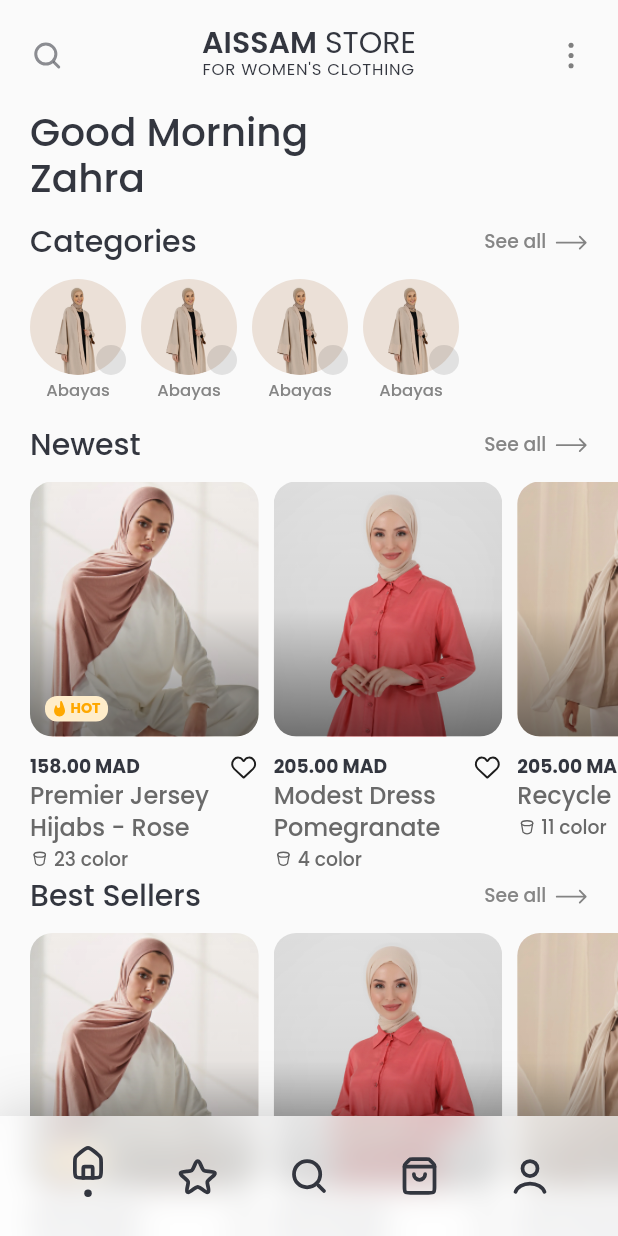
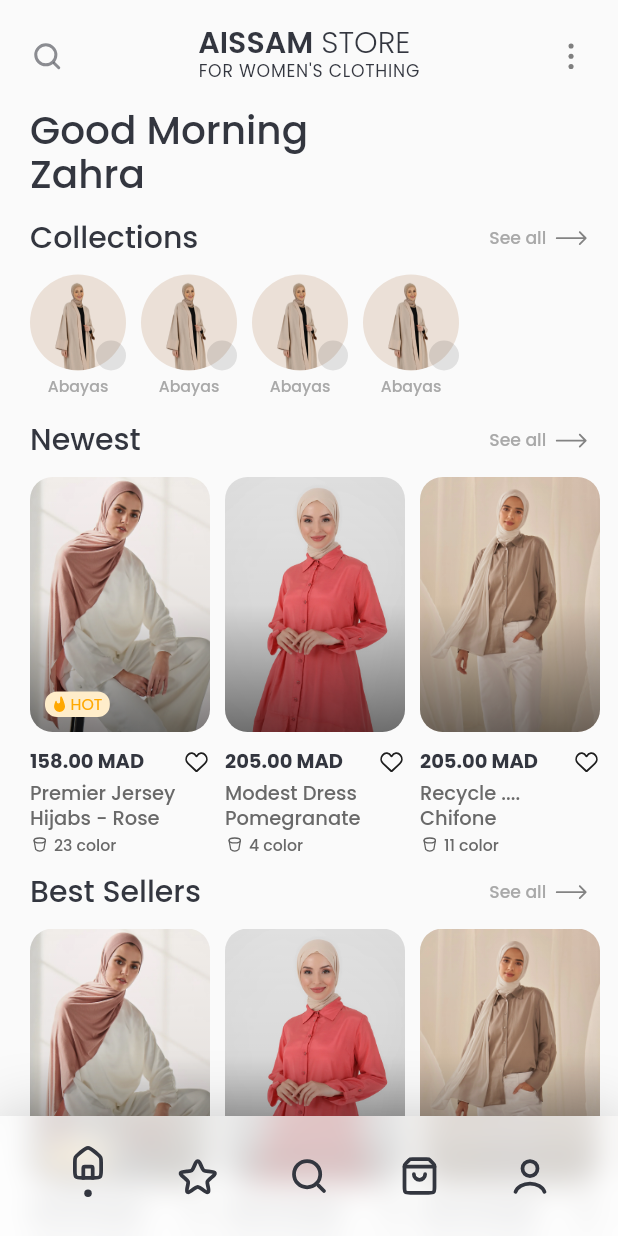
Before and after one commit to Omar-IDOUDAOUD/aissam-store-old, a Flutter app: the screen it shows after launch, on a phone screen of 412 x 824 dp. Run offline on Flutter 3.47's test engine with Material 2 defaults, Android fonts, the phone set to English and light mode, and no system bars; our stand-ins replace flutter_svg, get; project files that could hold a hidden picture were left out.

Commit message:
upgrade from deprecated text themes to new text themes models

```diff
--- a/lib/core/constants/colors.dart
+++ b/lib/core/constants/colors.dart
@@ -4,24 +4,31 @@ import 'package:flutter/material.dart';
 abstract class CstColors {
   /// black: 33363F
   static Color a = HexColor('#33363F');
+
   /// light gray: 858585
-  static Color b = HexColor('#858585');
+  static Color b = HexColor('#A9A9A9');
+
   /// dark gray: 696969
   static Color c = HexColor('#696969');
+
   /// green: 62AA9D
   static Color g = HexColor('#62AA9D');
 
   /// light yellow: FFEDCA
   static Color d = HexColor('#FFEDCA');
+
   /// dark yellow: FFA800
   static Color e = HexColor('#FFA800');
 
   /// abayas category backround: EBE0D7
   static Color f = HexColor('#EBE0D7');
+
   /// hijabs category backround: E0D3D9
   static Color j = HexColor('#E0D3D9');
+
   /// qaftans category backround: EFE7D8
   static Color h = HexColor('#EFE7D8');
+
   /// jelaba category backround: E5CCC9
   static Color k = HexColor('#E5CCC9');
 }
--- a/lib/main.dart
+++ b/lib/main.dart
@@ -17,50 +17,76 @@ class AissamStore extends StatelessWidget {
   @override
   Widget build(BuildContext context) {
     return GetMaterialApp(
-
       debugShowCheckedModeBanner: false,
       theme: ThemeData(
         textTheme: TextTheme(
-          headline1: TextStyle(
+          headlineLarge: TextStyle(
+            //h1
             color: CstColors.a,
             fontFamily: 'Poppins',
             fontWeight: FontWeight.w500,
             fontSize: 26,
             // height: 1.3,
           ),
-          headline2: TextStyle(
+          headlineMedium: TextStyle(
+            //h2
             color: CstColors.a,
             fontFamily: 'Poppins',
             fontWeight: FontWeight.w500,
             fontSize: 20,
             // height: 1,
           ),
-          headline3: TextStyle(
+          headlineSmall: TextStyle(
+            //3
             color: CstColors.c,
             fontFamily: 'Poppins',
             fontWeight: FontWeight.w500,
-            fontSize: 16,
+            fontSize: 18,
             // height: 1,
           ),
-          headline4: TextStyle(
+          bodyLarge: TextStyle(
+            //h4
             color: CstColors.b,
             fontFamily: 'Poppins',
             fontWeight: FontWeight.w500,
-            fontSize: 12.5,
+            fontSize: 15,
             // height: 1,
           ),
-          headline5: TextStyle(
+          bodyMedium: TextStyle(
+            //h5
             color: CstColors.b,
             fontFamily: 'Poppins',
             fontWeight: FontWeight.w500,
-            fontSize: 11,
+            fontSize: 13,
             // height: 1,
           ),
-          headline6: TextStyle(
+          bodySmall: TextStyle(
+            //h6
             color: CstColors.b,
             fontFamily: 'Poppins',
             fontWeight: FontWeight.w500,
-            fontSize: 9.5,
+            fontSize: 11.5,
+            // height: 1,
+          ),
+          displayLarge: TextStyle(
+            color: CstColors.b,
+            fontFamily: 'Poppins',
+            fontWeight: FontWeight.w500,
+            fontSize: 10.5,
+            // height: 1,
+          ),
+          displayMedium: TextStyle(
+            color: CstColors.b,
+            fontFamily: 'Poppins',
+            fontWeight: FontWeight.w500,
+            fontSize: 10,
+            // height: 1,
+          ),
+          displaySmall: TextStyle(
+            color: CstColors.b,
+            fontFamily: 'Poppins',
+            fontWeight: FontWeight.w500,
+            fontSize: 8.5,
             // height: 1,
           ),
         ),
--- a/lib/view/fullscreen_image/fullscreen_image.dart
+++ b/lib/view/fullscreen_image/fullscreen_image.dart
@@ -50,19 +50,18 @@ class _FullScreenImageState extends State<FullScreenImage> {
                       children: [
                         TextSpan(
                           text: (_activeIndex + 1).toString(),
-                          style: Get.textTheme.headline2!.copyWith(
+                          style: Get.textTheme.headlineMedium!.copyWith(
                             color: Colors.white,
                             fontWeight: FontWeight.normal,
                           ),
                         ),
                         TextSpan(
                           text: '/${_images.length}',
-                          style: Get.textTheme.headline5!.copyWith(
+                          style: Get.textTheme.bodySmall!.copyWith(
                             color: Colors.white.withOpacity(.7),
                             fontWeight: FontWeight.normal,
                           ),
                         ),
-
                         //
                       ],
                     ),
--- a/lib/view/home/tabs/main/main.dart
+++ b/lib/view/home/tabs/main/main.dart
@@ -17,7 +17,6 @@ class MainTab extends StatefulWidget {
 }
 
 class _MainTabState extends State<MainTab> {
-
   final List<Map> _items = [
     {
       'img': 'assets/images/image_1 1x.png',
@@ -65,13 +64,13 @@ class _MainTabState extends State<MainTab> {
               _paddedWidget(
                 Text(
                   'Good Morning \nZahra',
-                  style: Get.textTheme.headline1!.copyWith(height: 1.2),
+                  style: Get.textTheme.headlineLarge!.copyWith(height: 1.1),
                 ),
               ),
               const SizedBox(
                 height: 10,
               ),
-              _listTitle('Categories'),
+              _listTitle('Collections'),
               const SizedBox(height: 10),
               _listedItems(
                 (_, i) => CategorieItem(
@@ -120,7 +119,8 @@ class _MainTabState extends State<MainTab> {
           duration: 500.milliseconds,
           curve: Curves.linearToEaseOut,
           child: _clearMoreProducts
-             ? SizedBox.shrink() : PhysicalModel(
+              ? SizedBox.shrink()
+              : PhysicalModel(
                   color: Colors.transparent,
                   elevation: 100,
                   shadowColor: Colors.black,
@@ -138,14 +138,13 @@ class _MainTabState extends State<MainTab> {
                     },
                     collection: ProductsCollections.BestSelling,
                   ),
-                )
-              ,
+                ),
         ),
       ],
     );
   }
 
-  bool _clearMoreProducts= true;
+  bool _clearMoreProducts = true;
 
   Widget _paddedWidget(Widget child) {
     return Padding(
@@ -160,13 +159,13 @@ class _MainTabState extends State<MainTab> {
         children: [
           Text(
             title,
-            style: Get.textTheme.headline2,
+            style: Get.textTheme.headlineMedium,
           ),
           const Spacer(),
           GestureDetector(
             onTap: () {
               setState(() {
-                          _clearMoreProducts = false;
+                _clearMoreProducts = false;
                 _showMorePoducts = true;
               });
             },
@@ -174,7 +173,7 @@ class _MainTabState extends State<MainTab> {
               children: [
                 Text(
                   'See all',
-                  style: Get.textTheme.headline4,
+                  style: Get.textTheme.bodySmall,
                 ),
                 const SizedBox(
                   width: 5,
--- a/lib/view/home/tabs/main/widgets/header.dart
+++ b/lib/view/home/tabs/main/widgets/header.dart
@@ -2,11 +2,6 @@ import 'package:aissam_store/core/constants/colors.dart';
 import 'package:flutter/material.dart';
 import 'package:flutter_svg/flutter_svg.dart';
 import 'package:get/get.dart';
-
-
-
-
-
 
 class Header extends StatelessWidget {
   const Header({Key? key}) : super(key: key);
@@ -37,18 +32,18 @@ class AissamLogo extends StatelessWidget {
         children: [
           TextSpan(
             text: 'AISSAM',
-            style: Get.textTheme.headline2!.copyWith(
+            style: Get.textTheme.headlineMedium!.copyWith(
               fontWeight: FontWeight.w600,
               height: 1,
             ),
           ),
           TextSpan(
               text: ' STORE\n',
-              style: Get.textTheme.headline2!
-                  .copyWith(fontWeight: FontWeight.w400, height: 1)),
+              style: Get.textTheme.headlineMedium!
+                  .copyWith(fontWeight: FontWeight.w300, height: 1)),
           TextSpan(
             text: "FOR WOMEN'S CLOTHING",
-            style: Get.textTheme.headline5!.copyWith(
+            style: Get.textTheme.bodySmall!.copyWith(
                 fontWeight: FontWeight.w400,
                 color: CstColors.a,
                 letterSpacing: 0.5,
--- a/lib/view/home/tabs/widgets/categorie_item.dart
+++ b/lib/view/home/tabs/widgets/categorie_item.dart
@@ -84,7 +84,7 @@ class _CategorieItemState extends State<CategorieItem> {
             SizedBox(height: 2),
             Text(
               widget.title,
-              style: Get.textTheme.headline5!.copyWith(
+              style: Get.textTheme.displayLarge !.copyWith(
                 color: _checked ? CstColors.g : CstColors.b,
               ),
             )
--- a/lib/view/home/tabs/widgets/product_card.dart
+++ b/lib/view/home/tabs/widgets/product_card.dart
@@ -20,7 +20,7 @@ class ProductCard extends StatelessWidget {
   final bool isHot;
   final bool favorited;
 
-  final _w = Get.size.width * 0.37;
+  final double _w = 120;
 
   @override
   Widget build(BuildContext context) {
@@ -74,9 +74,9 @@ class ProductCard extends StatelessWidget {
                                   height: 14),
                               Text(
                                 'HOT',
-                                style: Get.textTheme.headline6!.copyWith(
+                                style: Get.textTheme.displayLarge!.copyWith(
                                   color: CstColors.e,
-                                  fontWeight: FontWeight.bold,
+                                  fontWeight: FontWeight.normal,
                                 ),
                               ),
                             ],
@@ -95,23 +95,26 @@ class ProductCard extends StatelessWidget {
               children: [
                 Text(
                   '${price.toStringAsFixed(2)} MAD',
-                  style: Get.textTheme.headline4!.copyWith(
+                  style: Get.textTheme.bodyMedium!.copyWith(
                     color: CstColors.a,
                     fontWeight: FontWeight.bold,
                   ),
                 ),
                 SvgPicture.asset(
                   'assets/icons/favorite.svg',
-                  height: 20,
+                  height: 18,
                 )
               ],
+            ),
+            SizedBox(
+              height: 4,
             ),
             Text(
               title,
               textAlign: TextAlign.start,
               maxLines: 2,
               overflow: TextOverflow.ellipsis,
-              style: Get.textTheme.headline3!.copyWith(
+              style: Get.textTheme.bodyMedium!.copyWith(
                 color: CstColors.c,
                 height: 1.3,
               ),
@@ -127,7 +130,7 @@ class ProductCard extends StatelessWidget {
                 ),
                 Text(
                   '$colorsNumber color',
-                  style: Get.textTheme.headline4!.copyWith(
+                  style: Get.textTheme.displayLarge!.copyWith(
                     color: CstColors.c,
                     // fontWeight: FontWeight.bold,
                   ),
--- a/lib/view/product_dets/widgets/image_view_nav.dart
+++ b/lib/view/product_dets/widgets/image_view_nav.dart
@@ -25,8 +25,6 @@ class ImageViewNavButtons extends StatefulWidget {
 }
 
 class _ImageViewNavButtonsState extends State<ImageViewNavButtons> {
-
-
   @override
   Widget build(BuildContext context) {
     return Padding(
@@ -126,9 +124,9 @@ class _ImageViewNavButtonsState extends State<ImageViewNavButtons> {
           SvgPicture.asset('assets/icons/flam.svg', height: 14),
           Text(
             'Best Seller',
-            style: Get.textTheme.headline6!.copyWith(
+            style: Get.textTheme.displayLarge!.copyWith(
               color: CstColors.e,
-              fontWeight: FontWeight.bold,
+              fontWeight: FontWeight.w500,
             ),
           ),
         ],
--- a/lib/view/product_dets/widgets/images&colors_albume.dart
+++ b/lib/view/product_dets/widgets/images&colors_albume.dart
@@ -129,7 +129,7 @@ class _ImagesAndColorsAlbumState extends State<ImagesAndColorsAlbum> {
   Widget get _getNoColorAvailabeTxt => Center(
         child: Text(
           'No color availabe',
-          style: Get.textTheme.headline5!.copyWith(
+          style: Get.textTheme.bodyMedium!.copyWith(
             fontStyle: FontStyle.italic,
           ),
         ),
@@ -293,7 +293,7 @@ class __ListColorState extends State<_ListColor> {
                       widget.colorName,
                       textAlign: TextAlign.center,
                       maxLines: 2,
-                      style: Get.textTheme.headline6!.copyWith(
+                      style: Get.textTheme.bodySmall!.copyWith(
                         color: CstColors.a,
                         height: 1,
                         fontSize: 8,
```
Also changed, not shown: lib/view/home/tabs/favorites/favorites.dart (+10 -58 lines), lib/view/more_products/more_products.dart (+4 -4 lines), lib/view/product_dets/widgets/add_to_card_bottom_sheet.dart (added, +30 -0 lines), lib/view/product_dets/widgets/dets&buy_but.dart (+59 -20 lines). Lines whose indentation alone changed are shown as unchanged.
